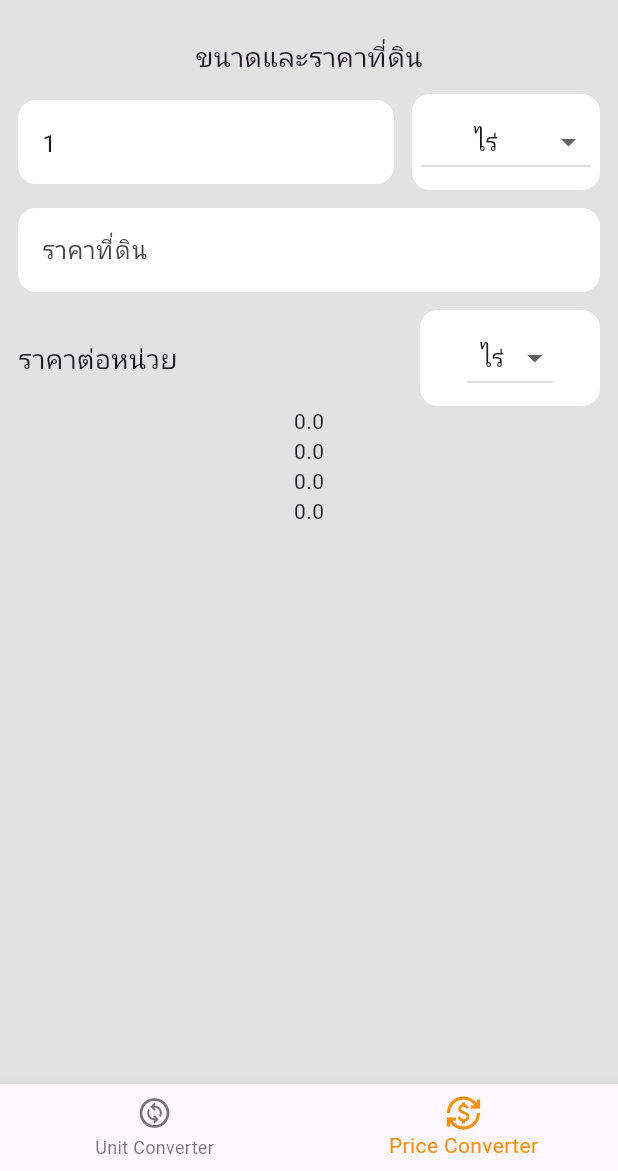
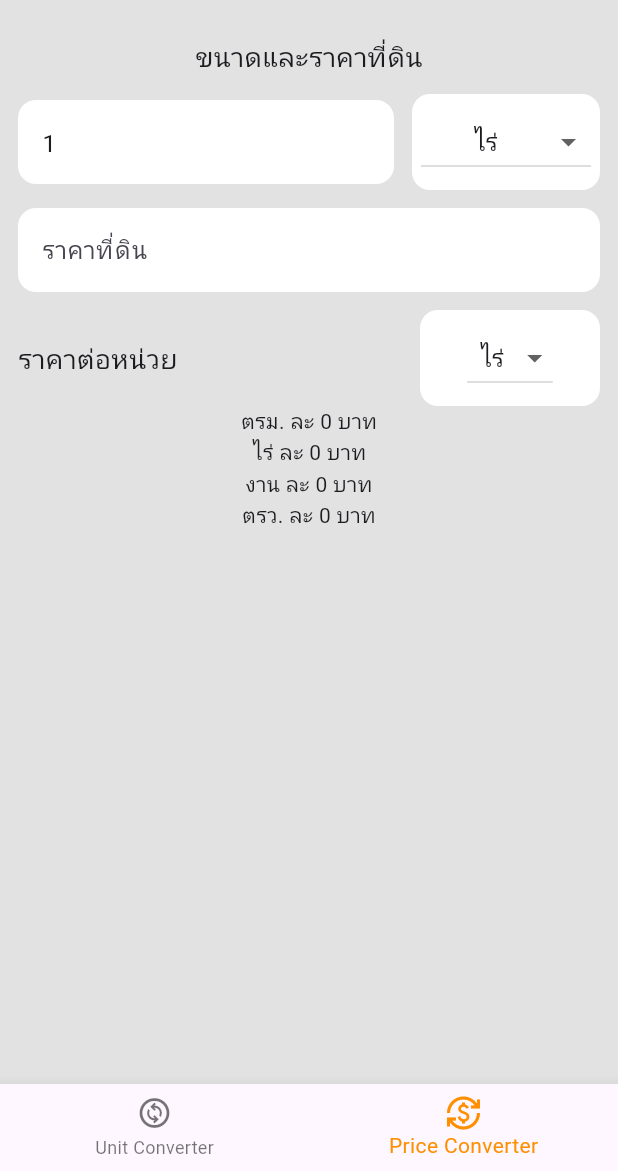
Before and after one commit to Khanin-devmode/convertrai_flutter, a Flutter app: the screen it shows after launch, item 2 of the bottom bar chosen, on a phone screen of 412 x 824 dp, the part 65-1236 px from its top. Run offline on Flutter 3.47's test engine with Material 2 defaults, Android fonts, the phone set to English and light mode, and no system bars; our stand-ins replace flutter_riverpod, google_mobile_ads; missing offline and left inert: pattern_formatter; network calls fail; Roboto replaces fonts that are missing (MontserratAlternates); project files that could hold a hidden picture were left out.

Commit message:
descriptive price convert result

```diff
--- a/lib/constants.dart
+++ b/lib/constants.dart
@@ -19,3 +19,4 @@ const kSecondTitleTextStyle =
 const kBodyText = TextStyle(fontSize: 16);
 
 var kNumFormat = NumberFormat(',###.######', 'en_US');
+var kBahtFormat = NumberFormat(',###.##', 'en_US');
--- a/lib/features/price_converter/presentation/sections/price_output_section.dart
+++ b/lib/features/price_converter/presentation/sections/price_output_section.dart
@@ -80,10 +80,11 @@ class PriceOutputSection extends ConsumerWidget {
         // ),
         Column(
           children: [
-            Text(priceOutput.pricePerSqm.toString()),
-            Text(priceOutput.pricePerRai.toString()),
-            Text(priceOutput.pricePerNgan.toString()),
-            Text(priceOutput.pricePerSqWha.toString()),
+            Text('ตรม. ละ ${kBahtFormat.format(priceOutput.pricePerSqm)} บาท'),
+            Text('ไร่ ละ ${kBahtFormat.format(priceOutput.pricePerRai)} บาท'),
+            Text('งาน ละ ${kBahtFormat.format(priceOutput.pricePerNgan)} บาท'),
+            Text(
+                'ตรว. ละ ${kBahtFormat.format(priceOutput.pricePerSqWha)} บาท'),
           ],
         )
       ],
```
